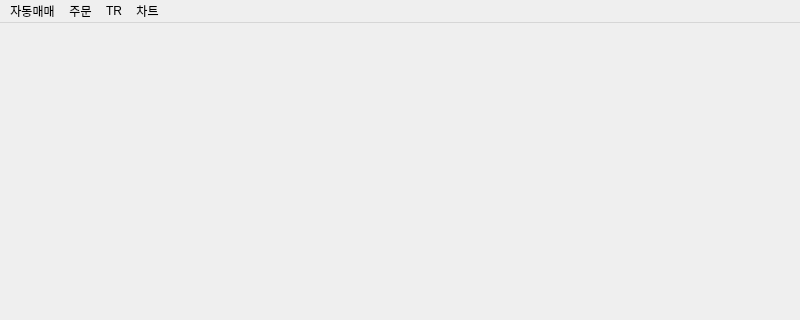
The window that MainWindow3.ui (KevinFire2030/200) describes before a commit, drawn with Qt 5; both pictures show x 0 to 800 and y 0 to 320 of the 800 by 600 pixel window.
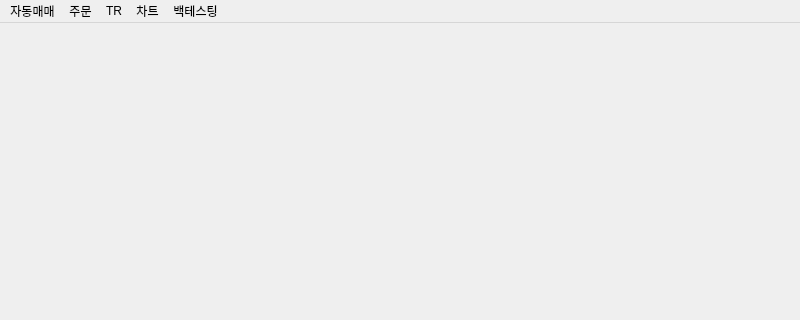
The same window after the commit.

Patch:
```diff
--- a/MainWindow3.ui
+++ b/MainWindow3.ui
@@ -48,10 +48,17 @@
     </property>
     <addaction name="menu_opc10001_c"/>
    </widget>
+   <widget class="QMenu" name="menu_4">
+    <property name="title">
+     <string>백테스팅</string>
+    </property>
+    <addaction name="menu_bt_run"/>
+   </widget>
    <addaction name="menu"/>
    <addaction name="menu_2"/>
    <addaction name="menuTR"/>
    <addaction name="menu_3"/>
+   <addaction name="menu_4"/>
   </widget>
   <widget class="QStatusBar" name="statusbar"/>
   <action name="menu_trading_start">
```
Left out of the diff: 5 changed lines with no effect on the pictures.
